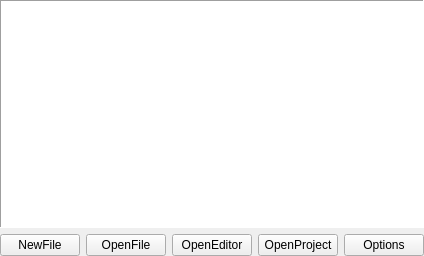
The window that liteidex/src/plugins/welcome/welcomewidget.ui (seanxyh/liteide) describes before a commit, drawn with Qt 5.
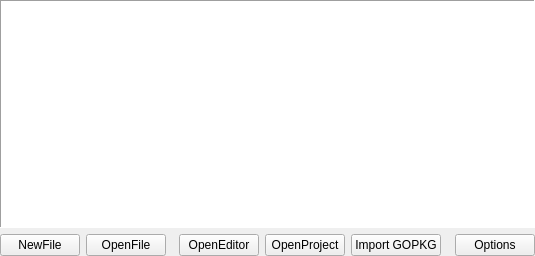
The same window after the commit.

```diff
--- a/liteidex/src/plugins/welcome/welcomewidget.ui
+++ b/liteidex/src/plugins/welcome/welcomewidget.ui
@@ -6,7 +6,7 @@
    <rect>
     <x>0</x>
     <y>0</y>
-    <width>418</width>
+    <width>535</width>
     <height>256</height>
    </rect>
   </property>
@@ -70,6 +70,13 @@
        </property>
       </widget>
      </item>
+     <item>
+      <widget class="QPushButton" name="openGopkgButton">
+       <property name="text">
+        <string>Import GOPKG</string>
+       </property>
+      </widget>
+     </item>
      <item>
       <spacer name="horizontalSpacer_2">
        <property name="orientation">
```
